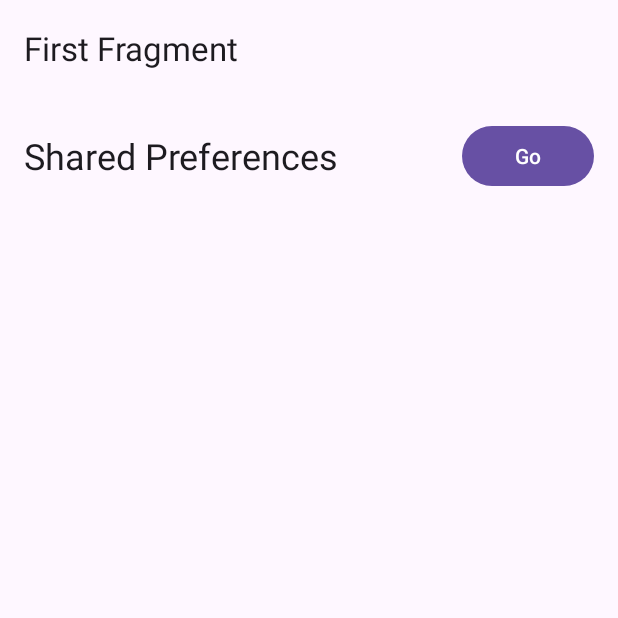
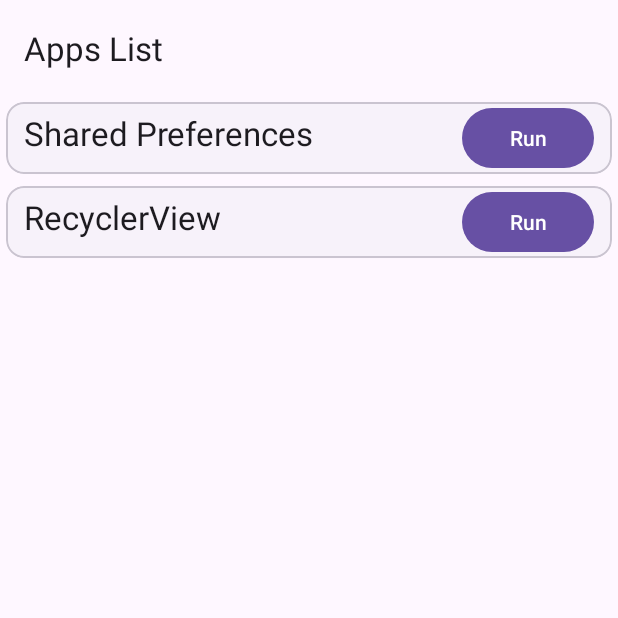
Before and after one commit to pherasymchuk/Andrushchenko-Apps, an Android app: the screen it shows after launch (MainActivity), on a phone screen of 412 x 824 dp, the top half of it. Run offline under Robolectric (Android 15) with nearby library versions, the phone set to English and light mode, and no system bars; our stand-ins replace navigation-ui.

Commit message:
Rewrite main base app logic

```diff
--- a/app/build.gradle.kts
+++ b/app/build.gradle.kts
@@ -48,6 +48,7 @@ dependencies {
     implementation(libs.androidx.navigation.ui.ktx)
     implementation(libs.androidx.activity)
     testImplementation(libs.junit)
+    testImplementation("org.junit.jupiter:junit-jupiter:5.8.1")
     androidTestImplementation(libs.androidx.junit)
     androidTestImplementation(libs.androidx.espresso.core)
 }
--- a/app/src/main/AndroidManifest.xml
+++ b/app/src/main/AndroidManifest.xml
@@ -13,7 +13,10 @@
         android:theme="@style/Theme.AndruschenkoApps"
         tools:targetApi="31">
         <activity
-            android:name=".apps.SharedPreferencesActivity"
+            android:name=".apps.recyclerview.RecyclerViewActivity"
+            android:exported="false" />
+        <activity
+            android:name=".apps.sharedpreferences.SharedPreferencesActivity"
             android:exported="false" />
         <activity
             android:name=".MainActivity"
--- /dev/null
+++ b/app/src/main/java/com/herasymchuk/andrushchenko/AppsAdapter.kt
@@ -0,0 +1,41 @@
+package com.herasymchuk.andrushchenko
+
+import android.view.LayoutInflater
+import android.view.ViewGroup
+import androidx.navigation.NavController
+import androidx.recyclerview.widget.RecyclerView
+import com.herasymchuk.andrushchenko.databinding.AppItemBinding
+import com.herasymchuk.andrushchenko.model.AppItem
+
+class AppsAdapter(private val apps: List<AppItem>, private val navController: NavController) :
+    RecyclerView.Adapter<AppsAdapter.AppsViewHolder>() {
+
+    class AppsViewHolder(
+        private val itemLayout: AppItemBinding,
+        private val navController: NavController,
+    ) : RecyclerView.ViewHolder(
+        itemLayout.root
+    ) {
+        fun bind(appItem: AppItem) {
+            itemLayout.appName.text = appItem.name
+            itemLayout.btnOpenApp.setOnClickListener {
+                appItem.onButtonClick(navController)
+            }
+        }
+    }
+
+    override fun onCreateViewHolder(parent: ViewGroup, viewType: Int): AppsViewHolder =
+        AppsViewHolder(
+            AppItemBinding.inflate(
+                LayoutInflater.from(parent.context), parent, false
+            ), navController
+        )
+
+    override fun getItemCount(): Int {
+        return apps.size
+    }
+
+    override fun onBindViewHolder(holder: AppsViewHolder, position: Int) {
+        holder.bind(apps[position])
+    }
+}
--- a/app/src/main/java/com/herasymchuk/andrushchenko/FirstFragment.kt
+++ b/app/src/main/java/com/herasymchuk/andrushchenko/FirstFragment.kt
@@ -7,26 +7,27 @@ import android.view.ViewGroup
 import androidx.fragment.app.Fragment
 import androidx.navigation.fragment.findNavController
 import com.herasymchuk.andrushchenko.databinding.FragmentFirstBinding
+import com.herasymchuk.andrushchenko.insets.applyInsets
+import com.herasymchuk.andrushchenko.repository.AppItemRepository
 
 class FirstFragment : Fragment() {
 
     private var _binding: FragmentFirstBinding? = null
     private val binding get() = _binding!!
+    private val repository = AppItemRepository()
 
     override fun onCreateView(
         inflater: LayoutInflater, container: ViewGroup?,
         savedInstanceState: Bundle?,
     ): View {
         _binding = FragmentFirstBinding.inflate(inflater, container, false)
+        binding.recyclerView.adapter = AppsAdapter(repository.getAllApps(), findNavController())
         return binding.root
     }
 
     override fun onViewCreated(view: View, savedInstanceState: Bundle?) {
         super.onViewCreated(view, savedInstanceState)
-
-        binding.btnSharedPreferences.setOnClickListener {
-            findNavController().navigate(R.id.action_FirstFragment_to_sharedPreferencesActivity)
-        }
+        binding.recyclerView.applyInsets(bottom = true)
     }
 
     override fun onDestroyView() {
--- a/app/src/main/java/com/herasymchuk/andrushchenko/MainActivity.kt
+++ b/app/src/main/java/com/herasymchuk/andrushchenko/MainActivity.kt
@@ -2,10 +2,12 @@ package com.herasymchuk.andrushchenko
 
 import android.os.Bundle
 import androidx.appcompat.app.AppCompatActivity
+import androidx.core.view.WindowCompat
 import androidx.navigation.fragment.NavHostFragment
 import androidx.navigation.ui.AppBarConfiguration
 import androidx.navigation.ui.setupActionBarWithNavController
 import com.herasymchuk.andrushchenko.databinding.ActivityMainBinding
+import com.herasymchuk.andrushchenko.insets.applyInsets
 
 class MainActivity : AppCompatActivity() {
 
@@ -14,14 +16,14 @@ class MainActivity : AppCompatActivity() {
 
     override fun onCreate(savedInstanceState: Bundle?) {
         super.onCreate(savedInstanceState)
-
+        WindowCompat.setDecorFitsSystemWindows(window, false)
         binding = ActivityMainBinding.inflate(layoutInflater)
         setContentView(binding.root)
+        binding.root.applyInsets(top = true, left = true, right = true)
 
         setSupportActionBar(binding.toolbar)
         val navHostFragment = supportFragmentManager.findFragmentById(
-            R.id
-                .nav_host_fragment_content_main
+            R.id.nav_host_fragment_content_main
         ) as NavHostFragment
         val navController = navHostFragment.navController
         appBarConfiguration = AppBarConfiguration(navController.graph)
--- a/app/src/main/java/com/herasymchuk/andrushchenko/apps/SharedPreferencesActivity.kt
+++ b/app/src/main/java/com/herasymchuk/andrushchenko/apps/sharedpreferences/SharedPreferencesActivity.kt
@@ -1,4 +1,4 @@
-package com.herasymchuk.andrushchenko.apps
+package com.herasymchuk.andrushchenko.apps.sharedpreferences
 
 import android.content.SharedPreferences
 import android.os.Bundle
--- /dev/null
+++ b/app/src/main/java/com/herasymchuk/andrushchenko/insets/Insetty.kt
@@ -0,0 +1,22 @@
+package com.herasymchuk.andrushchenko.insets
+
+import android.view.View
+import androidx.core.view.ViewCompat
+import androidx.core.view.WindowInsetsCompat
+import androidx.core.view.updatePadding
+
+fun View.applyInsets(
+    top: Boolean = false,
+    left: Boolean = false,
+    right: Boolean = false,
+    bottom: Boolean = false,
+) {
+    ViewCompat.setOnApplyWindowInsetsListener(this) { v, windowInsets ->
+        val insets = windowInsets.getInsets(WindowInsetsCompat.Type.systemBars())
+        if (top) v.updatePadding(top = insets.top)
+        if (left) v.updatePadding(left = insets.left)
+        if (right) v.updatePadding(right = insets.right)
+        if (bottom) v.updatePadding(bottom = insets.bottom)
+        windowInsets
+    }
+}
--- /dev/null
+++ b/app/src/main/java/com/herasymchuk/andrushchenko/model/AppItem.kt
@@ -0,0 +1,8 @@
+package com.herasymchuk.andrushchenko.model
+
+import androidx.navigation.NavController
+
+data class AppItem(
+    val name: String,
+    val onButtonClick: (NavController) -> Unit,
+)
--- /dev/null
+++ b/app/src/main/java/com/herasymchuk/andrushchenko/repository/AppItemRepository.kt
@@ -0,0 +1,17 @@
+package com.herasymchuk.andrushchenko.repository
+
+import com.herasymchuk.andrushchenko.R
+import com.herasymchuk.andrushchenko.model.AppItem
+
+class AppItemRepository {
+    fun getAllApps(): List<AppItem> {
+        return listOf(
+            AppItem("Shared Preferences") {
+                it.navigate(R.id.action_FirstFragment_to_sharedPreferencesActivity)
+            },
+            AppItem("RecyclerView") {
+                it.navigate(R.id.action_FirstFragment_to_recyclerViewActivity)
+            }
+        )
+    }
+}
--- a/app/src/main/res/layout/activity_main.xml
+++ b/app/src/main/res/layout/activity_main.xml
@@ -3,13 +3,11 @@
     xmlns:tools="http://schemas.android.com/tools"
     android:layout_width="match_parent"
     android:layout_height="match_parent"
-    android:fitsSystemWindows="true"
     tools:context=".MainActivity">
 
     <com.google.android.material.appbar.AppBarLayout
         android:layout_width="match_parent"
-        android:layout_height="wrap_content"
-        android:fitsSystemWindows="true">
+        android:layout_height="wrap_content">
 
         <com.google.android.material.appbar.MaterialToolbar
             android:id="@+id/toolbar"
--- a/app/src/main/res/layout/activity_shared_preferences.xml
+++ b/app/src/main/res/layout/activity_shared_preferences.xml
@@ -6,7 +6,7 @@
     android:layout_width="match_parent"
     android:layout_height="match_parent"
     android:orientation="vertical"
-    tools:context=".apps.SharedPreferencesActivity">
+    tools:context=".apps.sharedpreferences.SharedPreferencesActivity">
 
     <com.google.android.material.appbar.MaterialToolbar
         android:id="@+id/toolbar"
--- /dev/null
+++ b/app/src/main/res/layout/app_item.xml
@@ -0,0 +1,34 @@
+<?xml version="1.0" encoding="utf-8"?>
+<com.google.android.material.card.MaterialCardView xmlns:android="http://schemas.android.com/apk/res/android"
+    xmlns:app="http://schemas.android.com/apk/res-auto"
+    xmlns:tools="http://schemas.android.com/tools"
+    style="@style/Widget.Material3.CardView.Elevated"
+    android:layout_width="match_parent"
+    android:layout_height="wrap_content"
+    android:layout_margin="4dp"
+    app:strokeWidth="1dp">
+
+    <LinearLayout
+        android:layout_width="match_parent"
+        android:layout_height="match_parent"
+        android:orientation="horizontal"
+        android:paddingHorizontal="12dp">
+
+        <TextView
+            android:id="@+id/app_name"
+            style="@style/TextAppearance.Material3.TitleLarge"
+            android:layout_width="0dp"
+            android:layout_height="wrap_content"
+            android:layout_weight="1"
+            android:ellipsize="end"
+            android:maxLines="1"
+            tools:text="@tools:sample/cities" />
+
+        <Button
+            android:id="@+id/btn_open_app"
+            android:layout_width="wrap_content"
+            android:layout_height="wrap_content"
+            android:text="@string/run" />
+
+    </LinearLayout>
+</com.google.android.material.card.MaterialCardView>
--- a/app/src/main/res/layout/fragment_first.xml
+++ b/app/src/main/res/layout/fragment_first.xml
@@ -1,29 +1,12 @@
 <?xml version="1.0" encoding="utf-8"?>
-<androidx.core.widget.NestedScrollView xmlns:android="http://schemas.android.com/apk/res/android"
+<androidx.recyclerview.widget.RecyclerView xmlns:android="http://schemas.android.com/apk/res/android"
+    xmlns:app="http://schemas.android.com/apk/res-auto"
     xmlns:tools="http://schemas.android.com/tools"
+    android:id="@+id/recycler_view"
     android:layout_width="match_parent"
     android:layout_height="match_parent"
-    tools:context=".FirstFragment"
-    tools:ignore="HardcodedText">
-
-    <LinearLayout
-        android:layout_width="match_parent"
-        android:layout_height="match_parent"
-        android:padding="16dp">
-
-        <TextView
-            style="@style/MaterialAlertDialog.Material3.Title.Text"
-            android:layout_width="0dp"
-            android:layout_height="wrap_content"
-            android:layout_weight="1"
-            android:text="Shared Preferences" />
-
-        <Button
-            android:id="@+id/btn_shared_preferences"
-            android:layout_width="wrap_content"
-            android:layout_height="wrap_content"
-            android:text="Go" />
-
-    </LinearLayout>
-
-</androidx.core.widget.NestedScrollView>
+    android:clipToPadding="false"
+    android:orientation="vertical"
+    app:layoutManager="androidx.recyclerview.widget.LinearLayoutManager"
+    tools:itemCount="20"
+    tools:listitem="@layout/app_item" />
--- a/app/src/main/res/navigation/nav_graph.xml
+++ b/app/src/main/res/navigation/nav_graph.xml
@@ -12,29 +12,21 @@
         tools:layout="@layout/fragment_first">
 
         <action
-            android:id="@+id/action_FirstFragment_to_SecondFragment"
-            app:destination="@id/SecondFragment" />
-        <action
             android:id="@+id/action_FirstFragment_to_sharedPreferencesActivity"
             app:destination="@id/sharedPreferencesActivity" />
+        <action
+            android:id="@+id/action_FirstFragment_to_recyclerViewActivity"
+            app:destination="@id/recyclerViewActivity" />
     </fragment>
-    <!--    <activity-->
-    <!--        android:id="@+id/SharedPreferencesActivity"-->
-    <!--        android:name="com.herasymchuk.andrushchenko.apps.SharedPreferencesActivity"-->
-    <!--        android:label="Shared Preferences" />-->
-    <fragment
-        android:id="@+id/SecondFragment"
-        android:name="com.herasymchuk.andrushchenko.SecondFragment"
-        android:label="@string/second_fragment_label"
-        tools:layout="@layout/fragment_second">
 
-        <action
-            android:id="@+id/action_SecondFragment_to_FirstFragment"
-            app:destination="@id/FirstFragment" />
-    </fragment>
     <activity
         android:id="@+id/sharedPreferencesActivity"
-        android:name="com.herasymchuk.andrushchenko.apps.SharedPreferencesActivity"
+        android:name="com.herasymchuk.andrushchenko.apps.sharedpreferences.SharedPreferencesActivity"
         android:label="Shared Preferences"
         tools:layout="@layout/activity_shared_preferences" />
+    <activity
+        android:id="@+id/recyclerViewActivity"
+        android:name="com.herasymchuk.andrushchenko.apps.recyclerview.RecyclerViewActivity"
+        android:label="activity_recycler_view"
+        tools:layout="@layout/activity_recycler_view" />
 </navigation>
```
Also changed, not shown: app/src/main/java/com/herasymchuk/andrushchenko/SecondFragment.kt (deleted, +0 -36 lines), app/src/main/java/com/herasymchuk/andrushchenko/apps/recyclerview/RecyclerViewActivity.kt (added, +21 -0 lines), app/src/main/res/layout/activity_recycler_view.xml (added, +9 -0 lines), app/src/main/res/layout/fragment_second.xml (deleted, +0 -35 lines), app/src/main/res/values/strings.xml (+2 -39 lines).
